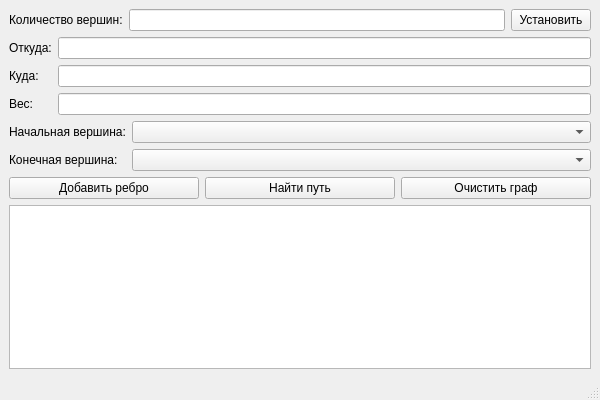
NotFuzy/qt-shortest-path, file mainwindow.ui: the form before one commit.
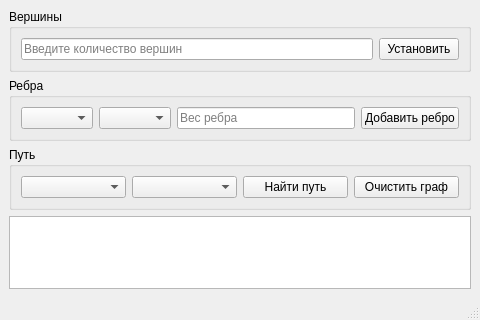
The form after the commit.

Commit message: Реализовано добавление рёбер через QComboBox (fromEdgeComboBox, toEdgeComboBox). Обновлён интерфейс: замена QLineEdit на QComboBox для выбора вершин.

Diff of the .ui file:
```diff
--- a/mainwindow.ui
+++ b/mainwindow.ui
@@ -3,7 +3,12 @@
  <class>MainWindow</class>
  <widget class="QMainWindow" name="MainWindow">
   <property name="geometry">
-   <rect><x>0</x><y>0</y><width>600</width><height>400</height></rect>
+   <rect>
+    <x>0</x>
+    <y>0</y>
+    <width>480</width>
+    <height>320</height>
+   </rect>
   </property>
   <property name="windowTitle">
    <string>Shortest Path App</string>
@@ -13,15 +18,16 @@
 
     <!-- Количество вершин -->
     <item>
-     <layout class="QHBoxLayout" name="horizontalLayoutVerticesCount">
-      <item>
-       <widget class="QLabel" name="labelVerticesCount">
-        <property name="text"><string>Количество вершин:</string></property>
-       </widget>
-      </item>
+     <widget class="QGroupBox" name="groupBoxVertices">
+      <property name="title">
+       <string>Вершины</string>
+      </property>
+      <layout class="QHBoxLayout" name="horizontalLayoutVertices">
       <item>
        <widget class="QLineEdit" name="verticesCountLineEdit">
-        <property name="maximumWidth"><number>50</number></property>
+         <property name="placeholderText">
+          <string>Введите количество вершин</string>
+         </property>
        </widget>
       </item>
       <item>
@@ -30,70 +36,66 @@
        </widget>
       </item>
      </layout>
+     </widget>
     </item>
-
-    <!-- Добавление ребра -->
     <item>
-     <layout class="QFormLayout" name="formLayoutAddEdge">
-      <item row="0" column="0">
-       <widget class="QLabel" name="labelFromEdge">
-        <property name="text"><string>Откуда:</string></property>
-       </widget>
-      </item>
-      <item row="0" column="1">
-       <widget class="QLineEdit" name="fromEdgeLineEdit"/>
-      </item>
-      <item row="1" column="0">
-       <widget class="QLabel" name="labelToEdge">
-        <property name="text"><string>Куда:</string></property>
-       </widget>
-      </item>
-      <item row="1" column="1">
-       <widget class="QLineEdit" name="toEdgeLineEdit"/>
-      </item>
-      <item row="2" column="0">
-       <widget class="QLabel" name="labelWeightEdge">
-        <property name="text"><string>Вес:</string></property>
-       </widget>
-      </item>
-      <item row="2" column="1">
-       <widget class="QLineEdit" name="weightLineEdit"/>
-      </item>
-     </layout>
-    </item>
-
-    <!-- Поиск пути -->
-    <item>
-     <layout class="QFormLayout" name="formLayoutFindPath">
-      <item row="0" column="0">
-       <widget class="QLabel" name="labelStart">
-        <property name="text"><string>Начальная вершина:</string></property>
-       </widget>
-      </item>
-      <item row="0" column="1">
+     <widget class="QGroupBox" name="groupBoxEdges">
+      <property name="title">
+       <string>Ребра</string>
+      </property>
+      <layout class="QHBoxLayout" name="horizontalLayoutEdges">
+       <item>
+        <widget class="QComboBox" name="fromEdgeComboBox"/>
+       </item>
+       <item>
+        <widget class="QComboBox" name="toEdgeComboBox"/>
+       </item>
+       <item>
+        <widget class="QLineEdit" name="weightLineEdit">
+         <property name="placeholderText">
+          <string>Вес ребра</string>
+         </property>
+        </widget>
+       </item>
+       <item>
+        <widget class="QPushButton" name="addEdgeButton">
+         <property name="text">
+          <string>Добавить ребро</string>
+         </property>
+        </widget>
+       </item>
+      </layout>
+     </widget>
+    </item>
+    <item>
+     <widget class="QGroupBox" name="groupBoxPath">
+      <property name="title">
+       <string>Путь</string>
+      </property>
+      <layout class="QHBoxLayout" name="horizontalLayoutPath">
+       <item>
        <widget class="QComboBox" name="startComboBox"/>
       </item>
-      <item row="1" column="0">
-       <widget class="QLabel" name="labelEnd">
-        <property name="text"><string>Конечная вершина:</string></property>
-       </widget>
-      </item>
-      <item row="1" column="1">
+       <item>
        <widget class="QComboBox" name="endComboBox"/>
       </item>
-     </layout>
-    </item>
-
-    <!-- Кнопки -->
+       <item>
+        <widget class="QPushButton" name="findPathButton">
+         <property name="text">
+          <string>Найти путь</string>
+         </property>
+        </widget>
+       </item>
     <item>
-     <layout class="QHBoxLayout" name="horizontalLayoutButtons">
-      <item><widget class="QPushButton" name="addEdgeButton"><property name="text"><string>Добавить ребро</string></property></widget></item>
-      <item><widget class="QPushButton" name="calculateButton"><property name="text"><string>Найти путь</string></property></widget></item>
-      <item><widget class="QPushButton" name="clearGraphButton"><property name="text"><string>Очистить граф</string></property></widget></item>
-     </layout>
+        <widget class="QPushButton" name="clearGraphButton">
+         <property name="text">
+          <string>Очистить граф</string>
+         </property>
+        </widget>
+       </item>
+      </layout>
+     </widget>
     </item>
-
-    <!-- Результат -->
     <item>
      <widget class="QTextEdit" name="resultTextEdit">
       <property name="readOnly"><bool>true</bool></property>
```
Left out of the diff: 15 changed lines with no effect on the pictures. Lines whose indentation alone changed are shown as unchanged. The commit also changes 2 other files.
